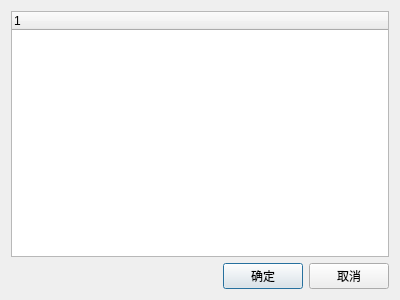
Before: the Qt Designer form utils/SaveTreeDialog.ui in yukuan1991/std-system, drawn with Qt 5.
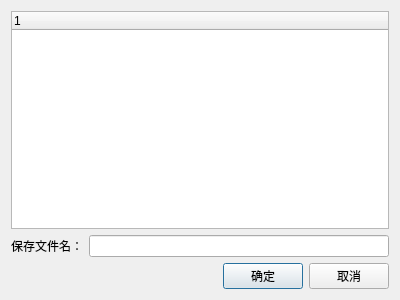
After: the same form once the commit is applied. Custom widgets are drawn as their Qt base class.

Commit message: 补充了SaveTreeDialog类的dump函数

```diff
--- a/utils/SaveTreeDialog.ui
+++ b/utils/SaveTreeDialog.ui
@@ -23,6 +23,20 @@
      </column>
     </widget>
    </item>
+   <item>
+    <layout class="QHBoxLayout" name="horizontalLayout_2">
+     <item>
+      <widget class="QLabel" name="label">
+       <property name="text">
+        <string>保存文件名：</string>
+       </property>
+      </widget>
+     </item>
+     <item>
+      <widget class="QLineEdit" name="lineEdit"/>
+     </item>
+    </layout>
+   </item>
    <item>
     <layout class="QHBoxLayout" name="horizontalLayout">
      <item>
```
The commit also changes 3 other files.
